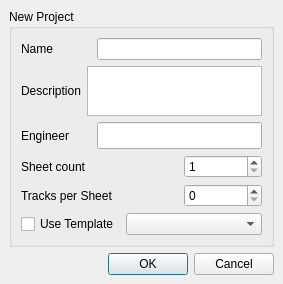
First picture: the form in src/traverso/ui/NewProjectDialog.ui, repository ErwanLegrand/Traverso-DAW, before the edit.
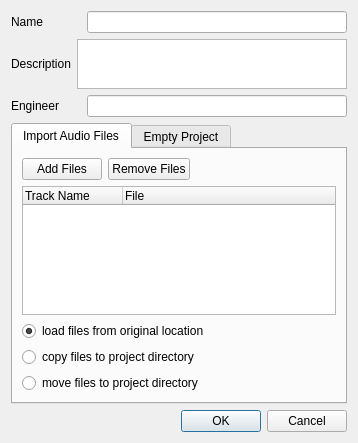
Second picture: the form after the edit.

Commit message: * "New Project" dialog was modified. Doesn't work yet. Use the "Empty Project" tab for the moment.

```diff
--- a/src/traverso/ui/NewProjectDialog.ui
+++ b/src/traverso/ui/NewProjectDialog.ui
@@ -5,32 +5,14 @@
    <rect>
     <x>0</x>
     <y>0</y>
-    <width>283</width>
-    <height>284</height>
+    <width>358</width>
+    <height>443</height>
    </rect>
   </property>
   <property name="windowTitle" >
    <string>New Project</string>
   </property>
   <layout class="QVBoxLayout" >
-   <property name="margin" >
-    <number>9</number>
-   </property>
-   <property name="spacing" >
-    <number>6</number>
-   </property>
-   <item>
-    <widget class="QGroupBox" name="groupBox" >
-     <property name="title" >
-      <string>New Project</string>
-     </property>
-     <layout class="QVBoxLayout" >
-      <property name="margin" >
-       <number>9</number>
-      </property>
-      <property name="spacing" >
-       <number>6</number>
-      </property>
       <item>
        <layout class="QHBoxLayout" >
         <property name="margin" >
@@ -39,6 +21,18 @@
         <property name="spacing" >
          <number>6</number>
         </property>
+     <property name="leftMargin" >
+      <number>0</number>
+     </property>
+     <property name="topMargin" >
+      <number>0</number>
+     </property>
+     <property name="rightMargin" >
+      <number>0</number>
+     </property>
+     <property name="bottomMargin" >
+      <number>0</number>
+     </property>
         <item>
          <widget class="QLabel" name="label_2_2" >
           <property name="minimumSize" >
@@ -55,9 +49,7 @@
         <item>
          <widget class="QLineEdit" name="newProjectName" >
           <property name="sizePolicy" >
-           <sizepolicy>
-            <hsizetype>7</hsizetype>
-            <vsizetype>0</vsizetype>
+        <sizepolicy vsizetype="Fixed" hsizetype="Expanding" >
             <horstretch>2</horstretch>
             <verstretch>0</verstretch>
            </sizepolicy>
@@ -90,9 +82,7 @@
         <item>
          <widget class="QTextEdit" name="descriptionTextEdit" >
           <property name="sizePolicy" >
-           <sizepolicy>
-            <hsizetype>7</hsizetype>
-            <vsizetype>7</vsizetype>
+        <sizepolicy vsizetype="Expanding" hsizetype="Expanding" >
             <horstretch>0</horstretch>
             <verstretch>0</verstretch>
            </sizepolicy>
@@ -109,9 +99,6 @@
       </item>
       <item>
        <layout class="QHBoxLayout" >
-        <property name="margin" >
-         <number>0</number>
-        </property>
         <property name="spacing" >
          <number>6</number>
         </property>
@@ -131,9 +118,7 @@
         <item>
          <widget class="QLineEdit" name="newProjectEngineer" >
           <property name="sizePolicy" >
-           <sizepolicy>
-            <hsizetype>7</hsizetype>
-            <vsizetype>5</vsizetype>
+        <sizepolicy vsizetype="Preferred" hsizetype="Expanding" >
             <horstretch>2</horstretch>
             <verstretch>0</verstretch>
            </sizepolicy>
@@ -143,19 +128,109 @@
        </layout>
       </item>
       <item>
-       <layout class="QHBoxLayout" >
-        <property name="margin" >
+    <widget class="QTabWidget" name="tabWidget" >
+     <property name="currentIndex" >
          <number>0</number>
         </property>
+     <widget class="QWidget" name="tab_2" >
+      <attribute name="title" >
+       <string>Import Audio Files</string>
+      </attribute>
+      <layout class="QVBoxLayout" >
+       <item>
+        <layout class="QHBoxLayout" >
+         <item>
+          <widget class="QPushButton" name="pushButtonAddFiles" >
+           <property name="text" >
+            <string>Add Files</string>
+           </property>
+          </widget>
+         </item>
+         <item>
+          <widget class="QPushButton" name="pushButtonRemoveFiles" >
+           <property name="text" >
+            <string>Remove Files</string>
+           </property>
+          </widget>
+         </item>
+         <item>
+          <spacer>
+           <property name="orientation" >
+            <enum>Qt::Horizontal</enum>
+           </property>
+           <property name="sizeHint" >
+            <size>
+             <width>40</width>
+             <height>20</height>
+            </size>
+           </property>
+          </spacer>
+         </item>
+        </layout>
+       </item>
+       <item>
+        <widget class="QTreeWidget" name="treeWidgetFiles" >
+         <property name="selectionMode" >
+          <enum>QAbstractItemView::ExtendedSelection</enum>
+         </property>
+         <property name="rootIsDecorated" >
+          <bool>false</bool>
+         </property>
+         <property name="columnCount" >
+          <number>2</number>
+         </property>
+         <column>
+          <property name="text" >
+           <string>Track Name</string>
+          </property>
+         </column>
+         <column>
+          <property name="text" >
+           <string>File</string>
+          </property>
+         </column>
+        </widget>
+       </item>
+       <item>
+        <widget class="QRadioButton" name="radioButtonLeave" >
+         <property name="text" >
+          <string>load files from original location</string>
+         </property>
+         <property name="checked" >
+          <bool>true</bool>
+         </property>
+        </widget>
+       </item>
+       <item>
+        <widget class="QRadioButton" name="radioButtonCopy" >
+         <property name="text" >
+          <string>copy files to project directory</string>
+         </property>
+        </widget>
+       </item>
+       <item>
+        <widget class="QRadioButton" name="radioButtonMove" >
+         <property name="text" >
+          <string>move files to project directory</string>
+         </property>
+        </widget>
+       </item>
+      </layout>
+     </widget>
+     <widget class="QWidget" name="tab" >
+      <attribute name="title" >
+       <string>Empty Project</string>
+      </attribute>
+      <layout class="QVBoxLayout" >
+       <item>
+        <layout class="QHBoxLayout" >
         <property name="spacing" >
          <number>6</number>
         </property>
         <item>
          <widget class="QLabel" name="label_2_2_2" >
           <property name="sizePolicy" >
-           <sizepolicy>
-            <hsizetype>5</hsizetype>
-            <vsizetype>5</vsizetype>
+            <sizepolicy vsizetype="Preferred" hsizetype="Preferred" >
             <horstretch>2</horstretch>
             <verstretch>0</verstretch>
            </sizepolicy>
@@ -168,9 +243,7 @@
         <item>
          <widget class="QSpinBox" name="sheetCountSpinBox" >
           <property name="sizePolicy" >
-           <sizepolicy>
-            <hsizetype>1</hsizetype>
-            <vsizetype>0</vsizetype>
+            <sizepolicy vsizetype="Fixed" hsizetype="Minimum" >
             <horstretch>1</horstretch>
             <verstretch>0</verstretch>
            </sizepolicy>
@@ -193,18 +266,13 @@
       </item>
       <item>
        <layout class="QHBoxLayout" >
-        <property name="margin" >
-         <number>0</number>
-        </property>
         <property name="spacing" >
          <number>6</number>
         </property>
         <item>
          <widget class="QLabel" name="label_2" >
           <property name="sizePolicy" >
-           <sizepolicy>
-            <hsizetype>5</hsizetype>
-            <vsizetype>5</vsizetype>
+            <sizepolicy vsizetype="Preferred" hsizetype="Preferred" >
             <horstretch>2</horstretch>
             <verstretch>0</verstretch>
            </sizepolicy>
@@ -217,9 +285,7 @@
         <item>
          <widget class="QSpinBox" name="trackCountSpinBox" >
           <property name="sizePolicy" >
-           <sizepolicy>
-            <hsizetype>1</hsizetype>
-            <vsizetype>0</vsizetype>
+            <sizepolicy vsizetype="Fixed" hsizetype="Minimum" >
             <horstretch>1</horstretch>
             <verstretch>0</verstretch>
            </sizepolicy>
@@ -246,9 +312,7 @@
         <item>
          <widget class="QComboBox" name="templateComboBox" >
           <property name="sizePolicy" >
-           <sizepolicy>
-            <hsizetype>5</hsizetype>
-            <vsizetype>0</vsizetype>
+            <sizepolicy vsizetype="Fixed" hsizetype="Preferred" >
             <horstretch>2</horstretch>
             <verstretch>0</verstretch>
            </sizepolicy>
@@ -257,7 +321,21 @@
         </item>
        </layout>
       </item>
-     </layout>
+       <item>
+        <spacer>
+         <property name="orientation" >
+          <enum>Qt::Vertical</enum>
+         </property>
+         <property name="sizeHint" >
+          <size>
+           <width>20</width>
+           <height>40</height>
+          </size>
+         </property>
+        </spacer>
+       </item>
+      </layout>
+     </widget>
     </widget>
    </item>
    <item>
```
Left out of the diff: 77 changed lines with no effect on the pictures. Lines whose indentation alone changed are shown as unchanged. The commit also changes 2 other files.
